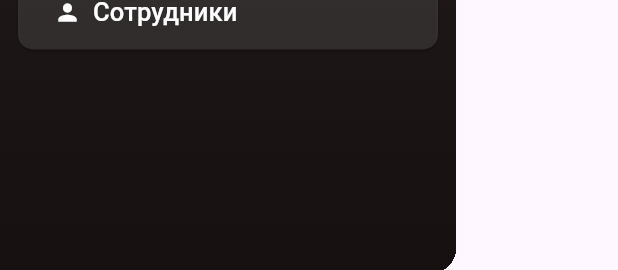
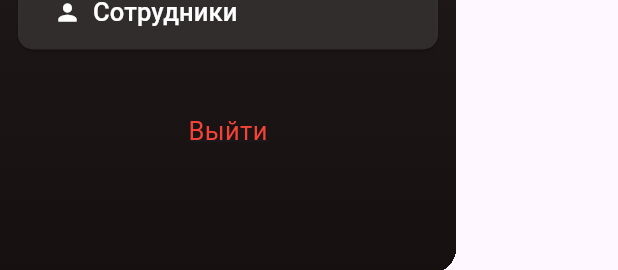
Before and after one commit to nakito-own/Lifeguard, a Flutter app: the MainDrawer widget shown alone on an empty page, opened directly, on a phone screen of 412 x 824 dp. Shown: the part 963-1233 px from the top of the screen. Run offline on Flutter 3.47's test engine with Material 3 defaults, Android fonts, the phone set to English and light mode, and no system bars.

Commit message:
Add exit button

```diff
--- a/lifeguard/lib/Windows/MainDrawer.dart
+++ b/lifeguard/lib/Windows/MainDrawer.dart
@@ -1,4 +1,6 @@
 import 'package:flutter/material.dart';
+
+import 'AuthorizationWindow.dart';
 
 class DrawlerButton extends StatelessWidget {
   final String buttonText;
@@ -12,7 +14,7 @@ class DrawlerButton extends StatelessWidget {
     return Container(
       width: 120.0,
       height: 50.0,
-      margin: EdgeInsets.all(12),
+      margin: const EdgeInsets.all(12),
       child: ElevatedButton(
         onPressed: () {
           // Обработчик нажатия
@@ -30,10 +32,10 @@ class DrawlerButton extends StatelessWidget {
               iconData,
               color: Colors.white,
             ),
-            SizedBox(width: 8),
+            const SizedBox(width: 8),
             Text(
               buttonText,
-              style: TextStyle(color: Colors.white, fontSize: 17),
+              style: const TextStyle(color: Colors.white, fontSize: 17),
             ),
           ],
         ),
@@ -42,8 +44,29 @@ class DrawlerButton extends StatelessWidget {
   }
 }
 
+class RedTextButton extends StatelessWidget {
+  @override
+  Widget build(BuildContext context) {
+    return GestureDetector(
+      onTap: () {
+        // Обработка нажатия кнопки, например, переход к окну авторизации
+        Navigator.of(context).pushReplacement(
+          MaterialPageRoute(builder: (context) => Authorization()),
+        );
+      },
+      child: const Text(
+        'Выйти',
+        style: TextStyle(
+          color: Colors.red, // Красный цвет текста
+          fontSize: 17.0,
+          decoration: TextDecoration.underline, // Подчеркивание текста
+        ),
+      ),
+    );
+  }
+}
 
-class MainDrawer extends StatelessWidget{
+class MainDrawer extends StatelessWidget {
   @override
   Widget build(BuildContext context) {
     return Drawer(
@@ -57,8 +80,8 @@ class MainDrawer extends StatelessWidget{
         ),
         child: ListView(
           padding: EdgeInsets.zero,
-        children: const [
-          DrawerHeader(
+          children: [
+            const DrawerHeader(
               decoration: BoxDecoration(
                 gradient: LinearGradient(
                   begin: Alignment.topCenter,
@@ -74,37 +97,39 @@ class MainDrawer extends StatelessWidget{
                 ),
               ),
             ),
-          DrawlerButton(
+            const DrawlerButton(
               buttonText: 'Уведомления',
               iconData: Icons.notifications,
             ),
-          DrawlerButton(
+            const DrawlerButton(
               buttonText: 'Смены',
               iconData: Icons.flag,
             ),
-          DrawlerButton(
+            const DrawlerButton(
               buttonText: 'Мероприятия',
               iconData: Icons.calendar_month,
             ),
-          DrawlerButton(
+            const DrawlerButton(
               buttonText: 'Методички',
               iconData: Icons.book,
             ),
-          DrawlerButton(
+            const DrawlerButton(
               buttonText: 'Оборудование',
               iconData: Icons.handyman,
             ),
-          DrawlerButton(
+            const DrawlerButton(
               buttonText: 'Автомобили',
               iconData: Icons.place,
             ),
-          DrawlerButton(
+            const DrawlerButton(
               buttonText: 'Сотрудники',
               iconData: Icons.person,
             ),
+            const SizedBox(height: 30), // Добавляем отступ перед кнопкой
+            Center(child: RedTextButton()), // Убираем const, так как не все элементы списка являются константами
           ],
         ),
-      )
+      ),
     );
   }
 }
```
Lines whose indentation alone changed are shown as unchanged.
